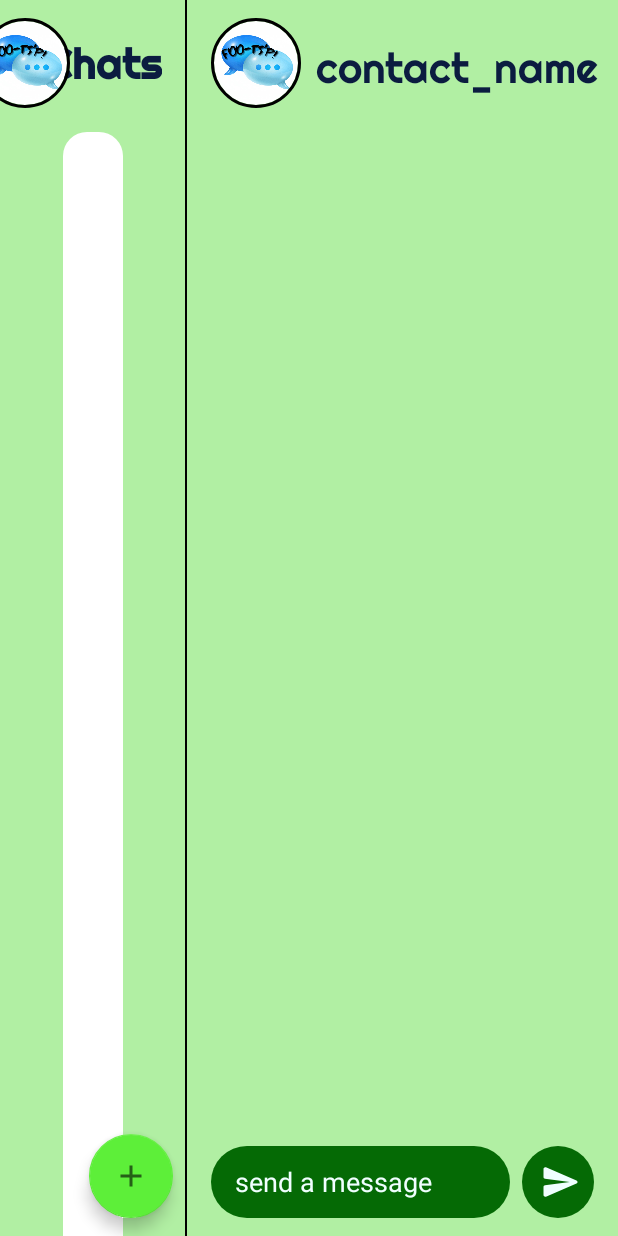
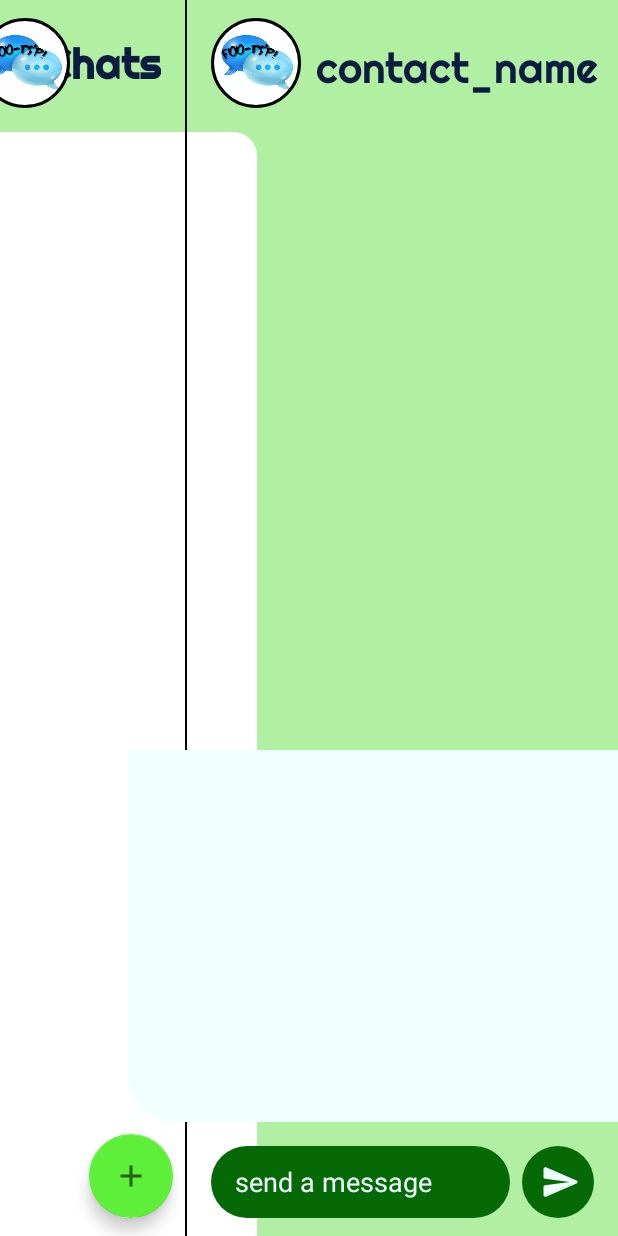
Before and after one commit to saarmichael/FootsApp-Android, an Android app: the layout activity_chat_landcape.xml on its own in the app's theme, with its tools: preview values and no code run, on a phone screen of 412 x 824 dp. Run offline under Robolectric (Android 15) with nearby library versions, the phone set to English and light mode, and no system bars; network calls fail.

Commit message:
applying logic for orientation change. Also messages in recycler view start from the last message by default

```diff
--- a/app/src/main/AndroidManifest.xml
+++ b/app/src/main/AndroidManifest.xml
@@ -18,7 +18,7 @@
         android:usesCleartextTraffic="true"
         tools:targetApi="31">
         <activity
-            android:name=".ChatLadnscapeActivity"
+            android:name=".activities.ChatLandscapeActivity"
             android:exported="false" />
         <activity
             android:name=".activities.ChatActivity"
@@ -35,6 +35,7 @@
             android:exported="false" />
         <activity
             android:name=".activities.ChatsActivity"
+            android:configChanges="orientation|screenSize"
             android:exported="false" />
         <activity
             android:name=".activities.RegisterActivity"
--- a/app/src/main/java/com/example/footsapp_android/activities/ChatActivity.java
+++ b/app/src/main/java/com/example/footsapp_android/activities/ChatActivity.java
@@ -56,6 +56,8 @@ public class ChatActivity extends AppCompatActivity implements MessageListAdapte
         adapter = new MessageListAdapter(this, this);
         binding.lvMessages.setAdapter(adapter);
         binding.lvMessages.setLayoutManager(new LinearLayoutManager(this));
+        // make the view atart aleady from the bottom of the messages
+        binding.lvMessages.scrollToPosition(messages.size() - 1);
         adapter.setMessages(messages);
         binding.contactName.setText(this.contact.getNickname());
     }
--- a/app/src/main/java/com/example/footsapp_android/activities/ChatLandscapeActivity.java
+++ b/app/src/main/java/com/example/footsapp_android/activities/ChatLandscapeActivity.java
@@ -14,6 +14,7 @@ public class ChatLandscapeActivity extends AppCompatActivity {
     @Override
     protected void onCreate(Bundle savedInstanceState) {
         super.onCreate(savedInstanceState);
-
+        binding = ActivityChatLandcapeBinding.inflate(getLayoutInflater());
+        setContentView(binding.getRoot());
     }
 }
--- a/app/src/main/res/layout/activity_chat_landcape.xml
+++ b/app/src/main/res/layout/activity_chat_landcape.xml
@@ -22,7 +22,7 @@
 
         <androidx.recyclerview.widget.RecyclerView
             android:id="@+id/lvContacts"
-            android:layout_width="match_parent"
+            android:layout_width="219dp"
             android:layout_height="match_parent"
             android:clipToPadding="false"
             android:orientation="vertical"
@@ -86,6 +86,19 @@
         app:layout_constraintHorizontal_bias="0.3"
         app:layout_constraintStart_toStartOf="parent" />
 
+
+    <View
+        android:id="@+id/viewBackground"
+        android:layout_width="503dp"
+        android:layout_height="248dp"
+        android:layout_marginBottom="16dp"
+        android:background="@drawable/background_chat_top"
+        app:layout_constraintBottom_toTopOf="@id/send_layout"
+        app:layout_constraintEnd_toEndOf="parent"
+        app:layout_constraintHorizontal_bias="0.181"
+        app:layout_constraintStart_toEndOf="@+id/separate"
+        app:layout_constraintTop_toTopOf="parent"
+        app:layout_constraintVertical_bias="1.0" />
 
     <de.hdodenhof.circleimageview.CircleImageView
         android:id="@+id/profile_image"
```
Also changed, not shown: app/src/main/java/com/example/footsapp_android/activities/ChatsActivity.java (+20 -4 lines).
